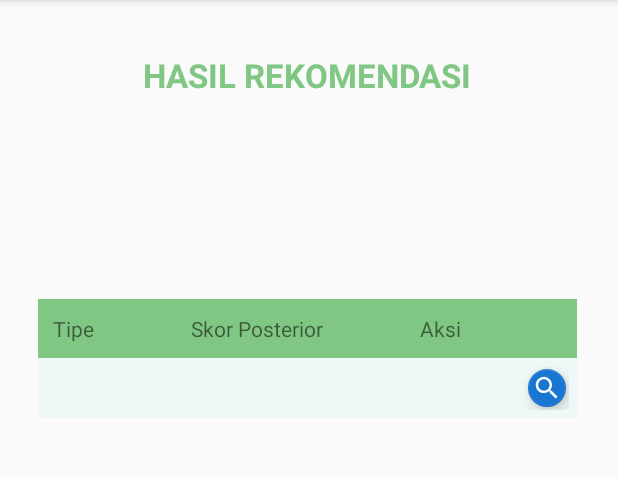
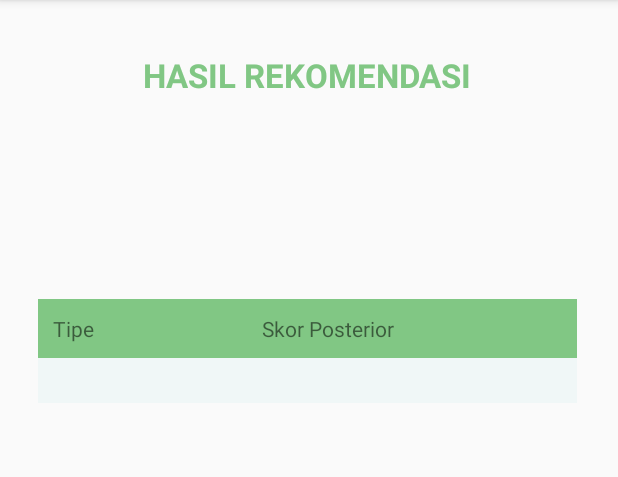
Before and after one commit to fahrultech/mardiana_android, an Android app: the HasilActivity screen opened directly, with no data from a screen before it, on a phone screen of 412 x 824 dp, the part 84-561 px from its top. Run offline under Robolectric (Android 15) with nearby library versions, the phone set to English and light mode, and no system bars.

Commit message:
hapus tombol liat

```diff
--- a/app/src/main/java/com/example/mardiana/ui/HasilActivity.java
+++ b/app/src/main/java/com/example/mardiana/ui/HasilActivity.java
@@ -15,7 +15,6 @@ public class HasilActivity extends AppCompatActivity {
     TextView txt_nama;
     TextView txt_prob;
     TextView txt_hasil;
-    FloatingActionButton btn_hasil;
 
     @Override
     protected void onCreate(Bundle savedInstanceState) {
@@ -29,7 +28,6 @@ public class HasilActivity extends AppCompatActivity {
         txt_gejala = findViewById(R.id.txt_gejala);
         txt_nama = findViewById(R.id.txt_nama);
         txt_prob = findViewById(R.id.prob);
-        btn_hasil = findViewById(R.id.lihat_hasil);
         txt_hasil = findViewById(R.id.text_hasil);
 
         txt_gejala.setText(gejala);
@@ -44,11 +42,5 @@ public class HasilActivity extends AppCompatActivity {
             txt_hasil.setText("Anak bapak/ibu kecanduan level berat, apabila ada hal hal yang merugikan mental anak, segera berkonsultasi ke dokter psikolog terdekat.");
         }
 
-        btn_hasil.setOnClickListener(new View.OnClickListener() {
-            @Override
-            public void onClick(View v) {
-                Toast.makeText(getApplicationContext(),"Lihat Hasil",Toast.LENGTH_SHORT).show();
-            }
-        });
     }
 }
--- a/app/src/main/res/layout/activity_hasil.xml
+++ b/app/src/main/res/layout/activity_hasil.xml
@@ -62,12 +62,6 @@
                 android:layout_weight="1"
                 android:text="Skor Posterior" />
 
-            <TextView
-                android:layout_width="wrap_content"
-                android:layout_height="wrap_content"
-                android:layout_weight="1"
-                android:text="Aksi" />
-
         </TableRow>
 
         <TableRow
@@ -87,18 +81,6 @@
                 android:layout_weight="1"
                 android:text="Virat Kohli" />
 
-    <com.google.android.material.floatingactionbutton.FloatingActionButton
-        android:id="@+id/lihat_hasil"
-        android:layout_width="25dp"
-        android:layout_height="25dp"
-        android:layout_margin="@dimen/spacing_xsmall"
-        android:clickable="true"
-        android:text="PRIMARY"
-        android:tint="@android:color/white"
-        app:backgroundTint="@color/colorPrimary"
-        app:fabCustomSize="25dp"
-        app:maxImageSize="20dp"
-        app:srcCompat="@drawable/ic_search" />
         </TableRow>
         <TextView
             android:id="@+id/text_hasil"
```
